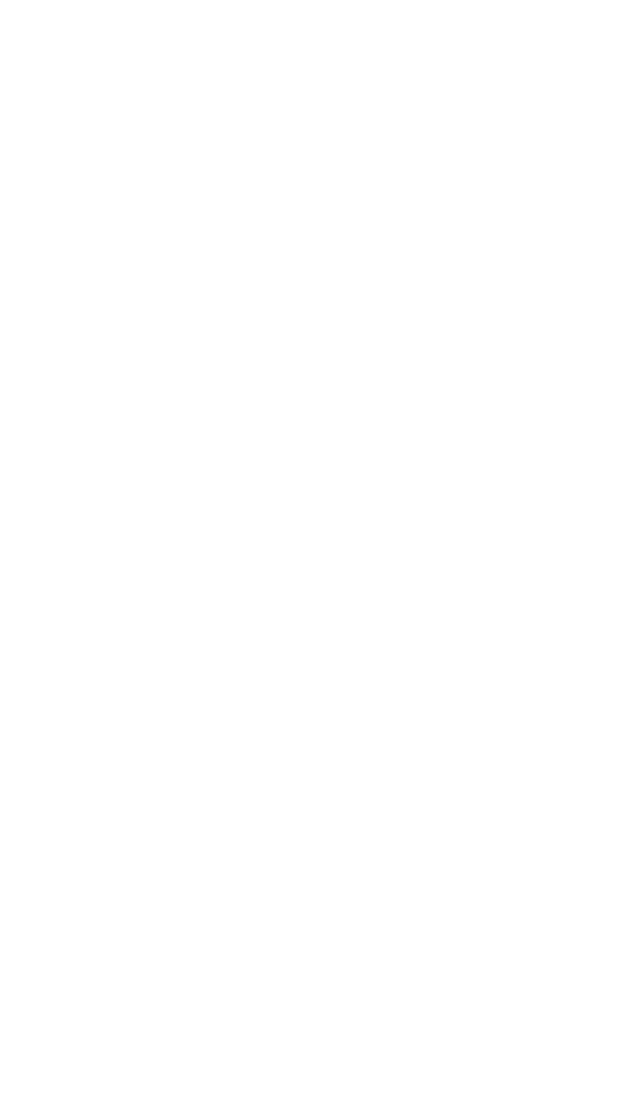
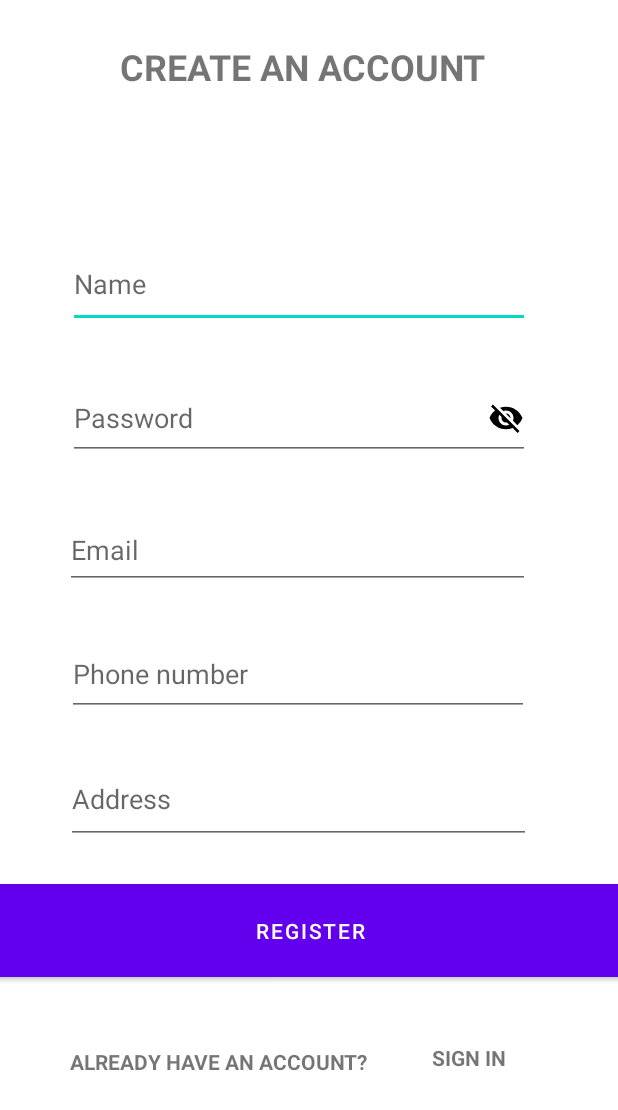
Before and after one commit to bigbrain2000/Naturalis, an Android app: the screen it shows after launch (Login before the commit, Register after it), on a phone screen of 412 x 824 dp. Before the commit the part shown is empty. Shown: the top 1110 px of the screen. Run offline under Robolectric (Android 15) with nearby library versions, the phone set to English and light mode, and no system bars; our stand-ins replace Firebase (no records; nobody signed in at launch, a user with empty details on screens opened directly).

Commit message:
register first attempt

```diff
--- a/app/src/main/java/com/chs/naturalis/MainActivity.java
+++ b/app/src/main/java/com/chs/naturalis/MainActivity.java
@@ -15,7 +15,7 @@ public class MainActivity extends AppCompatActivity {
     private Animation topAnimation, bottomAnimation;
     private ImageView logoNameImage, logoTreeImage;
 
-    private static final int SPLASH_SCREEN = 3000; //5s
+    private static final int SPLASH_SCREEN = 3000; //3s
 
     @Override
     protected void onCreate(Bundle savedInstanceState) {
@@ -33,7 +33,7 @@ public class MainActivity extends AppCompatActivity {
         logoNameImage.setAnimation(bottomAnimation);
 
         new Handler().postDelayed(() -> {
-            Intent intent = new Intent(MainActivity.this, Login.class);
+            Intent intent = new Intent(MainActivity.this, Register.class);
             startActivity(intent);
             finish();
         }, SPLASH_SCREEN);
--- /dev/null
+++ b/app/src/main/java/com/chs/naturalis/Register.java
@@ -0,0 +1,86 @@
+package com.chs.naturalis;
+
+import android.annotation.SuppressLint;
+import android.content.Intent;
+import android.os.Bundle;
+import android.os.Handler;
+import android.text.method.PasswordTransformationMethod;
+import android.view.MotionEvent;
+import android.widget.Button;
+import android.widget.EditText;
+import android.widget.Toast;
+
+import androidx.appcompat.app.AppCompatActivity;
+
+import com.chs.naturalis.model.User;
+import com.google.firebase.database.DatabaseReference;
+import com.google.firebase.database.FirebaseDatabase;
+
+public class Register extends AppCompatActivity {
+
+    private EditText name, password, email, phoneNumber, address;
+    private Button registerButton;
+
+    private DatabaseReference database;
+    private User user;
+    private boolean passwordVisible = false;
+    private static final int SPLASH_SCREEN = 3000; //5s
+
+    @SuppressLint("ClickableViewAccessibility")
+    @Override
+    protected void onCreate(Bundle savedInstanceState) {
+        super.onCreate(savedInstanceState);
+        setContentView(R.layout.activity_register);
+
+        name = findViewById(R.id.name);
+        password = findViewById(R.id.password);
+        email = findViewById(R.id.email);
+        phoneNumber = findViewById(R.id.phoneNumber);
+        address = findViewById(R.id.address);
+        registerButton = findViewById(R.id.registerButton);
+
+        user = new User();
+        database = FirebaseDatabase.getInstance().getReference().child("User");
+
+        registerButton.setOnClickListener(view -> {
+            user.setName(name.getText().toString().trim());
+            user.setPassword(password.getText().toString().trim());
+            user.setEmail(email.getText().toString().trim());
+            user.setPhoneNumber(phoneNumber.getText().toString().trim());
+            user.setAddress(address.getText().toString().trim());
+
+            database.push().setValue(user);
+            Toast.makeText(Register.this, "Insert!", Toast.LENGTH_LONG).show();
+
+            new Handler().postDelayed(() -> {
+                Intent intent = new Intent(Register.this, Login.class);
+                startActivity(intent);
+                finish();
+            }, SPLASH_SCREEN);
+        });
+
+        password.setOnTouchListener((view, event) -> {
+            final int Right = 2;
+            if (event.getAction() == MotionEvent.ACTION_UP) {
+                if (event.getRawX() > password.getRight() - password.getCompoundDrawables()[Right].getBounds().width()) {
+                    int selection = password.getSelectionEnd();
+                    if (passwordVisible) {
+                        //set drawable image here
+                        password.setCompoundDrawablesRelativeWithIntrinsicBounds(0, 0, R.drawable.ic_baseline_visibility_off_24, 0);
+                        //for hide password
+                        password.setTransformationMethod(PasswordTransformationMethod.getInstance());
+                        passwordVisible = false;
+                    } else {
+                        password.setCompoundDrawablesRelativeWithIntrinsicBounds(0, 0, R.drawable.ic_baseline_visibility_off_24, 0);
+                        //for hide password
+                        password.setTransformationMethod(PasswordTransformationMethod.getInstance());
+                        passwordVisible = true;
+                    }
+                    password.setSelection(selection);
+                    return true;
+                }
+            }
+            return false;
+        });
+    }
+}
--- /dev/null
+++ b/app/src/main/res/drawable/ic_baseline_visibility_off_24.xml
@@ -0,0 +1,5 @@
+<vector android:height="24dp" android:tint="#000000"
+    android:viewportHeight="24" android:viewportWidth="24"
+    android:width="24dp" xmlns:android="http://schemas.android.com/apk/res/android">
+    <path android:fillColor="@android:color/white" android:pathData="M12,7c2.76,0 5,2.24 5,5 0,0.65 -0.13,1.26 -0.36,1.83l2.92,2.92c1.51,-1.26 2.7,-2.89 3.43,-4.75 -1.73,-4.39 -6,-7.5 -11,-7.5 -1.4,0 -2.74,0.25 -3.98,0.7l2.16,2.16C10.74,7.13 11.35,7 12,7zM2,4.27l2.28,2.28 0.46,0.46C3.08,8.3 1.78,10.02 1,12c1.73,4.39 6,7.5 11,7.5 1.55,0 3.03,-0.3 4.38,-0.84l0.42,0.42L19.73,22 21,20.73 3.27,3 2,4.27zM7.53,9.8l1.55,1.55c-0.05,0.21 -0.08,0.43 -0.08,0.65 0,1.66 1.34,3 3,3 0.22,0 0.44,-0.03 0.65,-0.08l1.55,1.55c-0.67,0.33 -1.41,0.53 -2.2,0.53 -2.76,0 -5,-2.24 -5,-5 0,-0.79 0.2,-1.53 0.53,-2.2zM11.84,9.02l3.15,3.15 0.02,-0.16c0,-1.66 -1.34,-3 -3,-3l-0.17,0.01z"/>
+</vector>
--- /dev/null
+++ b/app/src/main/res/layout/activity_register.xml
@@ -0,0 +1,162 @@
+<?xml version="1.0" encoding="utf-8"?>
+<androidx.constraintlayout.widget.ConstraintLayout xmlns:android="http://schemas.android.com/apk/res/android"
+    xmlns:app="http://schemas.android.com/apk/res-auto"
+    xmlns:tools="http://schemas.android.com/tools"
+    android:layout_width="match_parent"
+    android:layout_height="match_parent"
+    tools:context=".Register">
+
+    <TextView
+        android:id="@+id/textView2"
+        android:layout_width="251dp"
+        android:layout_height="65dp"
+        android:text="Create an account"
+        android:textAlignment="textStart"
+        android:textAllCaps="true"
+        android:textSize="24sp"
+        android:textStyle="bold"
+        app:layout_constraintBottom_toBottomOf="parent"
+        app:layout_constraintEnd_toEndOf="parent"
+        app:layout_constraintHorizontal_bias="0.498"
+        app:layout_constraintStart_toStartOf="parent"
+        app:layout_constraintTop_toTopOf="parent"
+        app:layout_constraintVertical_bias="0.037" />
+
+    <EditText
+        android:id="@+id/name"
+        android:layout_width="308dp"
+        android:layout_height="58dp"
+        android:ems="10"
+        android:hint="Name"
+        android:importantForAutofill="no"
+        android:inputType="text"
+        android:minHeight="48dp"
+        android:textAlignment="textStart"
+        android:textDirection="ltr"
+        android:visibility="visible"
+        app:layout_constraintBottom_toBottomOf="parent"
+        app:layout_constraintEnd_toEndOf="parent"
+        app:layout_constraintHorizontal_bias="0.439"
+        app:layout_constraintStart_toStartOf="parent"
+        app:layout_constraintTop_toTopOf="parent"
+        app:layout_constraintVertical_bias="0.21" />
+
+    <EditText
+        android:id="@+id/password"
+        android:layout_width="308dp"
+        android:layout_height="55dp"
+        android:layout_marginTop="50dp"
+        android:ems="10"
+        android:hint="Password"
+        android:importantForAutofill="no"
+        android:drawableEnd="@drawable/ic_baseline_visibility_off_24"
+        android:longClickable="false"
+        android:inputType="textWebPassword"
+        android:minHeight="48dp"
+        android:textAlignment="textStart"
+        android:textDirection="ltr"
+        android:visibility="visible"
+        app:layout_constraintBottom_toBottomOf="parent"
+        app:layout_constraintEnd_toEndOf="parent"
+        app:layout_constraintHorizontal_bias="0.439"
+        app:layout_constraintStart_toStartOf="parent"
+        app:layout_constraintTop_toTopOf="parent"
+        app:layout_constraintVertical_bias="0.28" />
+
+    <EditText
+        android:id="@+id/email"
+        android:layout_width="310dp"
+        android:layout_height="51dp"
+        android:layout_marginTop="100dp"
+        android:ems="10"
+        android:hint="Email"
+        android:inputType="textEmailAddress"
+        android:minHeight="48dp"
+        app:layout_constraintBottom_toBottomOf="parent"
+        app:layout_constraintEnd_toEndOf="parent"
+        app:layout_constraintHorizontal_bias="0.423"
+        app:layout_constraintStart_toStartOf="parent"
+        app:layout_constraintTop_toTopOf="parent"
+        app:layout_constraintVertical_bias="0.359" />
+
+    <EditText
+        android:id="@+id/phoneNumber"
+        android:layout_width="308dp"
+        android:layout_height="56dp"
+        android:ems="10"
+        android:hint="Phone number"
+        android:importantForAutofill="no"
+        android:inputType="phone"
+        android:minHeight="48dp"
+        android:textAlignment="textStart"
+        android:textDirection="ltr"
+        android:visibility="visible"
+        app:layout_constraintBottom_toBottomOf="parent"
+        app:layout_constraintEnd_toEndOf="parent"
+        app:layout_constraintHorizontal_bias="0.429"
+        app:layout_constraintStart_toStartOf="parent"
+        app:layout_constraintTop_toTopOf="parent"
+        app:layout_constraintVertical_bias="0.549" />
+
+    <EditText
+        android:id="@+id/address"
+        android:layout_width="310dp"
+        android:layout_height="59dp"
+        android:ems="10"
+        android:hint="Address"
+        android:importantForAutofill="no"
+        android:inputType="text"
+        android:minHeight="48dp"
+        android:textAlignment="textStart"
+        android:textDirection="ltr"
+        android:visibility="visible"
+        app:layout_constraintBottom_toBottomOf="parent"
+        app:layout_constraintEnd_toEndOf="parent"
+        app:layout_constraintHorizontal_bias="0.433"
+        app:layout_constraintStart_toStartOf="parent"
+        app:layout_constraintTop_toTopOf="parent"
+        app:layout_constraintVertical_bias="0.658" />
+
+    <Button
+        android:id="@+id/registerButton"
+        android:layout_width="423dp"
+        android:layout_height="74dp"
+        android:text="Register"
+        android:textAlignment="center"
+        app:layout_constraintBottom_toBottomOf="parent"
+        app:layout_constraintEnd_toEndOf="parent"
+        app:layout_constraintStart_toStartOf="parent"
+        app:layout_constraintTop_toTopOf="parent"
+        app:layout_constraintVertical_bias="0.778" />
+
+    <TextView
+        android:id="@+id/textView3"
+        android:layout_width="204dp"
+        android:layout_height="50dp"
+        android:text="Already have an account?"
+        android:textAlignment="textStart"
+        android:textAllCaps="true"
+        android:textStyle="bold"
+        app:layout_constraintBottom_toBottomOf="parent"
+        app:layout_constraintEnd_toEndOf="parent"
+        app:layout_constraintHorizontal_bias="0.223"
+        app:layout_constraintStart_toStartOf="parent"
+        app:layout_constraintTop_toTopOf="parent"
+        app:layout_constraintVertical_bias="0.902" />
+
+    <TextView
+        android:id="@+id/signInTextField"
+        android:layout_width="87dp"
+        android:layout_height="52dp"
+        android:text="SIGN IN"
+        android:textAlignment="textStart"
+        android:textAllCaps="true"
+        android:textStyle="bold"
+        app:layout_constraintBottom_toBottomOf="parent"
+        app:layout_constraintEnd_toEndOf="parent"
+        app:layout_constraintHorizontal_bias="0.888"
+        app:layout_constraintStart_toStartOf="parent"
+        app:layout_constraintTop_toTopOf="parent"
+        app:layout_constraintVertical_bias="0.901" />
+
+</androidx.constraintlayout.widget.ConstraintLayout>
```
Also changed, not shown: app/src/main/AndroidManifest.xml (+7 -0 lines), app/src/main/java/com/chs/naturalis/model/User.java (added, +89 -0 lines), app/src/main/res/layout/activity_login.xml (+37 -8 lines).
